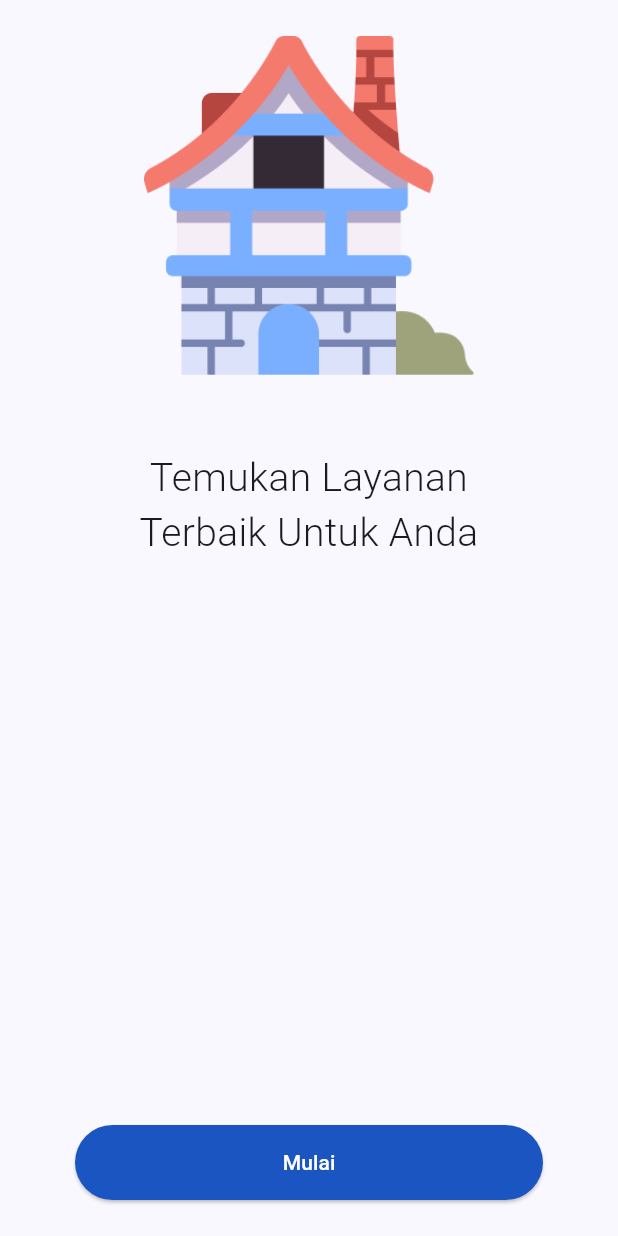
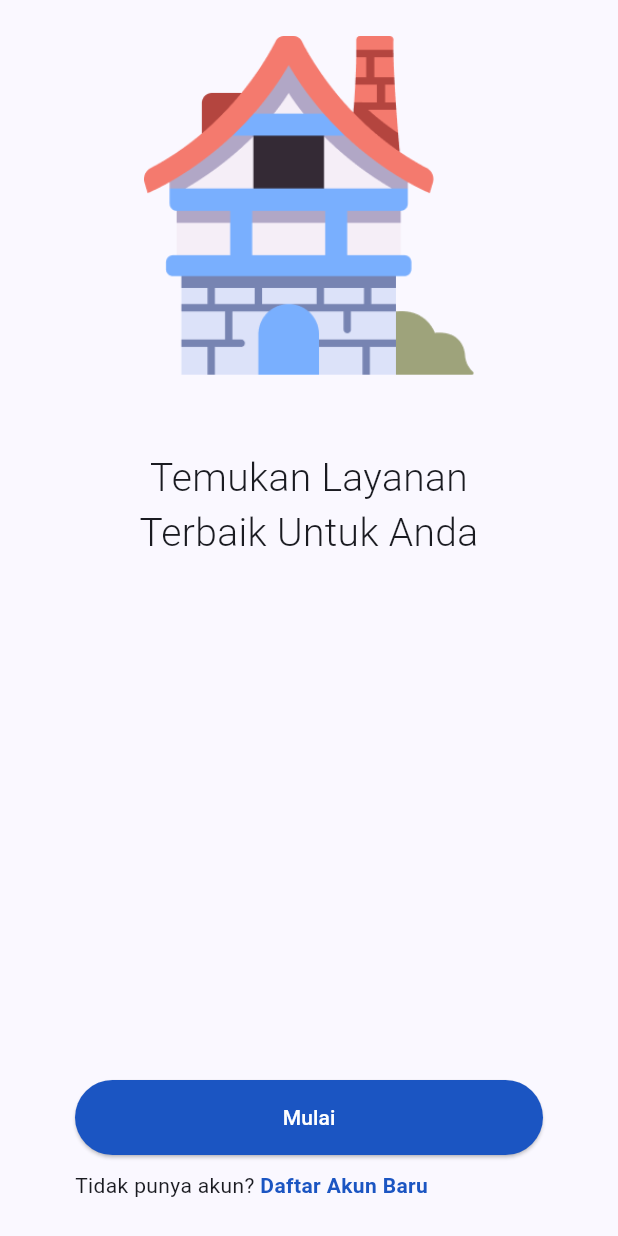
Before and after one commit to asepmedia/fbas, a Flutter app: the screen it shows after launch, on a phone screen of 412 x 824 dp. Run offline on Flutter 3.47's test engine with Material 3 defaults, Android fonts, the light colour scheme and no system bars; our stand-ins replace cloud_firestore, firebase_auth, firebase_core, google_maps_flutter; accounts and stored records are empty.

Commit message:
feat: add link signup page

```diff
--- a/lib/pages/onboarding_page.dart
+++ b/lib/pages/onboarding_page.dart
@@ -33,6 +33,8 @@ class OnboardingPage extends StatelessWidget {
                     ),
                   ],
                 ),
+                Column(
+                  children: [
                     ButtonWidget(
                       onPressed: () async {
                         // var db = FirebaseFirestore.instance;
@@ -48,6 +50,22 @@ class OnboardingPage extends StatelessWidget {
                         );
                       },
                       child: const Text('Mulai'),
+                    ),
+                    SizedBox(
+                      height: 10,
+                    ),
+                    Row(
+                      children: [
+                        Text('Tidak punya akun? '),
+                        Text(
+                          'Daftar Akun Baru',
+                          style: TextStyle(
+                              fontWeight: FontWeight.bold,
+                              color: Theme.of(context).primaryColor),
+                        )
+                      ],
+                    )
+                  ],
                 )
               ],
             ),
```
Lines whose indentation alone changed are shown as unchanged.
